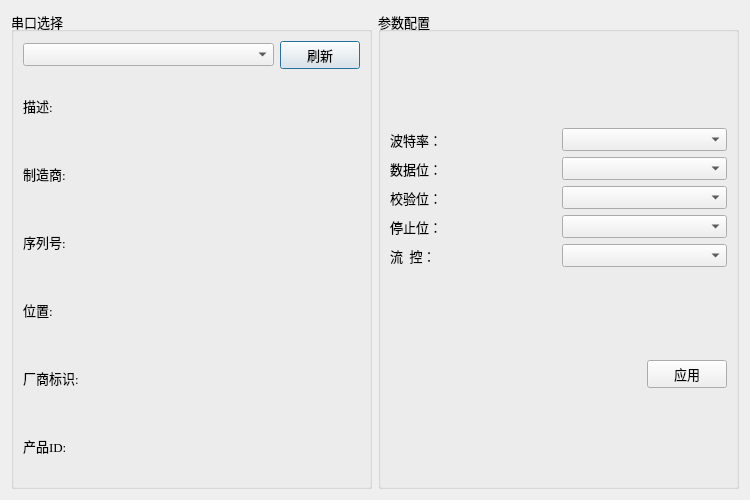
This is CrossroadGradeManageSystem/pages/connect/settingsdialog.ui in JyamlamLaiHust/MotorcrossManagementSystem as Qt 5 draws it before an edit. The edited form follows.
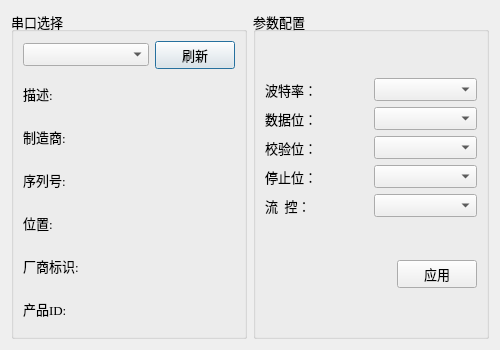
This is the edited form.

What changed in the file:
```diff
--- a/CrossroadGradeManageSystem/pages/connect/settingsdialog.ui
+++ b/CrossroadGradeManageSystem/pages/connect/settingsdialog.ui
@@ -6,8 +6,8 @@
    <rect>
     <x>0</x>
     <y>0</y>
-    <width>750</width>
-    <height>500</height>
+    <width>500</width>
+    <height>350</height>
    </rect>
   </property>
   <property name="maximumSize">
@@ -19,8 +19,8 @@
   <property name="windowTitle">
    <string>Settings</string>
   </property>
-  <layout class="QHBoxLayout" name="horizontalLayout_3">
-   <item>
+  <layout class="QGridLayout" name="gridLayout_3">
+   <item row="0" column="0">
     <widget class="QGroupBox" name="selectBox">
      <property name="sizePolicy">
       <sizepolicy hsizetype="Expanding" vsizetype="Preferred">
@@ -152,7 +152,7 @@
      </layout>
     </widget>
    </item>
-   <item>
+   <item row="0" column="1">
     <widget class="QGroupBox" name="parametersBox">
      <property name="sizePolicy">
       <sizepolicy hsizetype="Minimum" vsizetype="Preferred">
```
